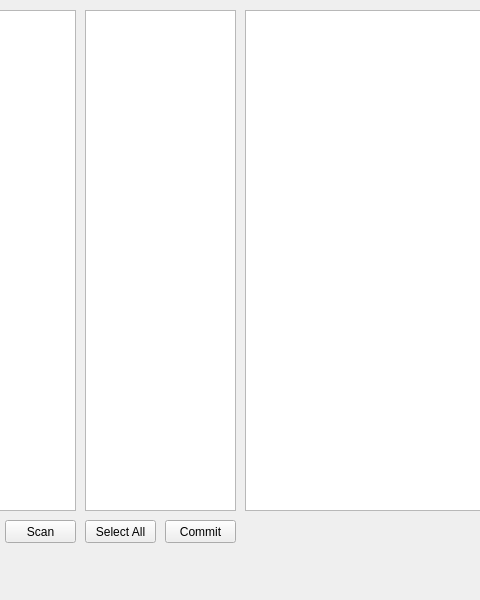
First picture: the form in SCDAgui/mainwindow.ui, repository JBs197/GUI, before the edit; both pictures show x 85 to 565 and y 0 to 600 of the 800 by 600 pixel window.
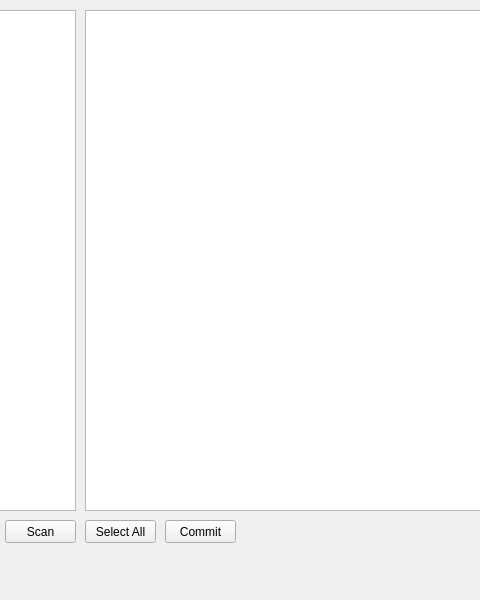
Second picture: the form after the edit.

Commit message: Functionality to "Scan" and "Select All" buttons.

```diff
--- a/SCDAgui/mainwindow.ui
+++ b/SCDAgui/mainwindow.ui
@@ -17,9 +17,9 @@
    <widget class="QListView" name="listView">
     <property name="geometry">
      <rect>
-      <x>10</x>
+      <x>170</x>
       <y>10</y>
-      <width>151</width>
+      <width>621</width>
       <height>501</height>
      </rect>
     </property>
@@ -73,24 +73,17 @@
      <string>Commit</string>
     </property>
    </widget>
-   <widget class="QListView" name="listView_2">
+   <widget class="QListWidget" name="listWidget">
     <property name="geometry">
      <rect>
-      <x>170</x>
+      <x>10</x>
       <y>10</y>
       <width>151</width>
       <height>501</height>
      </rect>
     </property>
-   </widget>
-   <widget class="QListView" name="listView_3">
-    <property name="geometry">
-     <rect>
-      <x>330</x>
-      <y>10</y>
-      <width>461</width>
-      <height>501</height>
-     </rect>
+    <property name="selectionMode">
+     <enum>QAbstractItemView::MultiSelection</enum>
     </property>
    </widget>
   </widget>
```
The commit also changes 5 other files.
